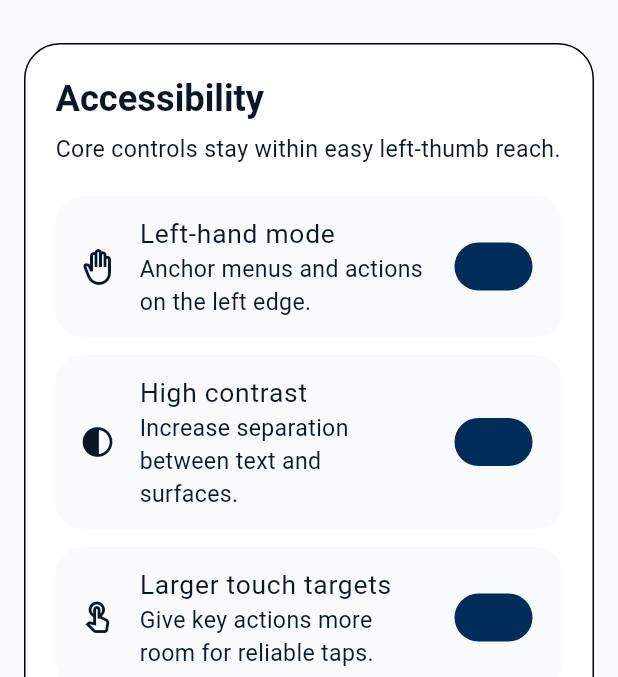
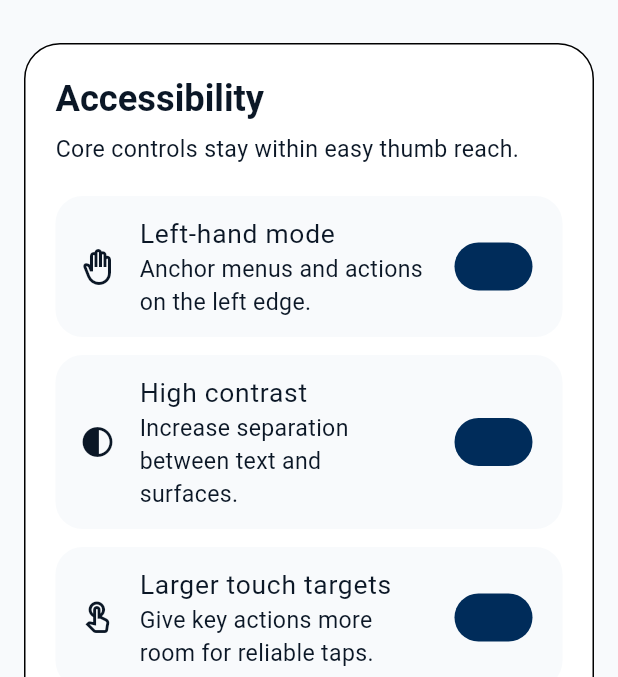
Before and after one commit to richindata/CareConnect661, a Flutter app: the screen it shows after launch, on a phone screen of 412 x 824 dp, the part 65-742 px from its top. Run offline on Flutter 3.47's test engine with Material 3 defaults, Android fonts, the phone set to English and light mode, and no system bars.

Commit message:
chore: address review wording feedback
Agent-Logs-Url: https://github.com/angelguanlao/CareConnect661/sessions/5dbee301-48dd-46a0-9b75-3b5714bff297

Co-authored-by: angelguanlao <71340543+angelguanlao@users.noreply.github.com>

```diff
--- a/lib/widgets/accessibility_panel.dart
+++ b/lib/widgets/accessibility_panel.dart
@@ -35,7 +35,7 @@ class AccessibilityPanel extends StatelessWidget {
           ),
           const SizedBox(height: 8),
           Text(
-            'Core controls stay within easy left-thumb reach.',
+            'Core controls stay within easy thumb reach.',
             style: theme.textTheme.bodyMedium,
           ),
           const SizedBox(height: 20),
```
Also changed, not shown: 1 other file.
